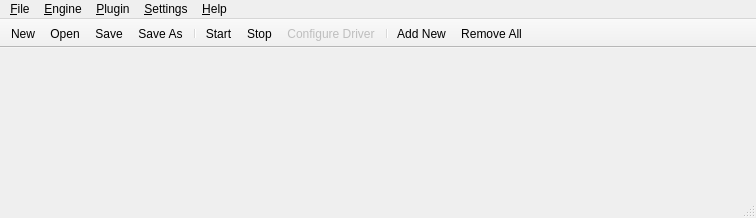
falkTX/Carla, file resources/ui/carla.ui: the form before one commit.
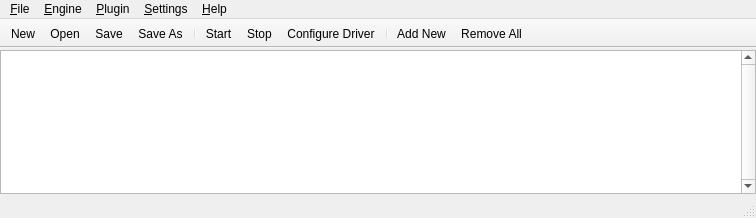
The form after the commit. Icons and pictures are not drawn.

```diff
--- a/resources/ui/carla.ui
+++ b/resources/ui/carla.ui
@@ -28,30 +28,27 @@
      <number>2</number>
     </property>
     <item>
-     <widget class="QWidget" name="w_plugins" native="true">
-      <layout class="QVBoxLayout" name="layout">
-       <property name="spacing">
-        <number>1</number>
-       </property>
-       <property name="margin">
-        <number>0</number>
-       </property>
-      </layout>
+     <widget class="QListWidget" name="listWidget">
+      <property name="verticalScrollBarPolicy">
+       <enum>Qt::ScrollBarAlwaysOn</enum>
+      </property>
+      <property name="horizontalScrollBarPolicy">
+       <enum>Qt::ScrollBarAlwaysOff</enum>
+      </property>
+      <property name="editTriggers">
+       <set>QAbstractItemView::NoEditTriggers</set>
+      </property>
+      <property name="showDropIndicator" stdset="0">
+       <bool>false</bool>
+      </property>
+      <property name="dragDropMode">
+       <enum>QAbstractItemView::NoDragDrop</enum>
+      </property>
+      <property name="selectionMode">
+       <enum>QAbstractItemView::NoSelection</enum>
+      </property>
      </widget>
     </item>
-    <item>
-     <spacer name="verticalSpacer">
-      <property name="orientation">
-       <enum>Qt::Vertical</enum>
-      </property>
-      <property name="sizeHint" stdset="0">
-       <size>
-        <width>20</width>
-        <height>40</height>
-       </size>
-      </property>
-     </spacer>
-    </item>
    </layout>
   </widget>
   <widget class="QMenuBar" name="menubar">
@@ -254,7 +251,7 @@
   </action>
   <action name="act_engine_configure">
    <property name="enabled">
-    <bool>false</bool>
+    <bool>true</bool>
    </property>
    <property name="icon">
     <iconset resource="../resources.qrc">
```
